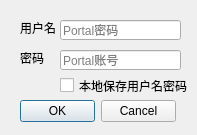
Old version of the form sysmgr/src/login.ui in the repository anic/cyaproject.
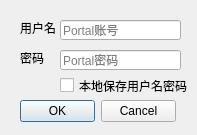
New version of the form. Icons and pictures are not drawn.

```diff
--- a/sysmgr/src/login.ui
+++ b/sysmgr/src/login.ui
@@ -36,7 +36,7 @@
     <enum>QLineEdit::Password</enum>
    </property>
    <property name="placeholderText">
-    <string>Portal账号</string>
+    <string>Portal密码</string>
    </property>
   </widget>
   <widget class="QLineEdit" name="txtUser">
@@ -49,7 +49,7 @@
     </rect>
    </property>
    <property name="placeholderText">
-    <string>Portal密码</string>
+    <string>Portal账号</string>
    </property>
   </widget>
   <widget class="QLabel" name="label">
```
